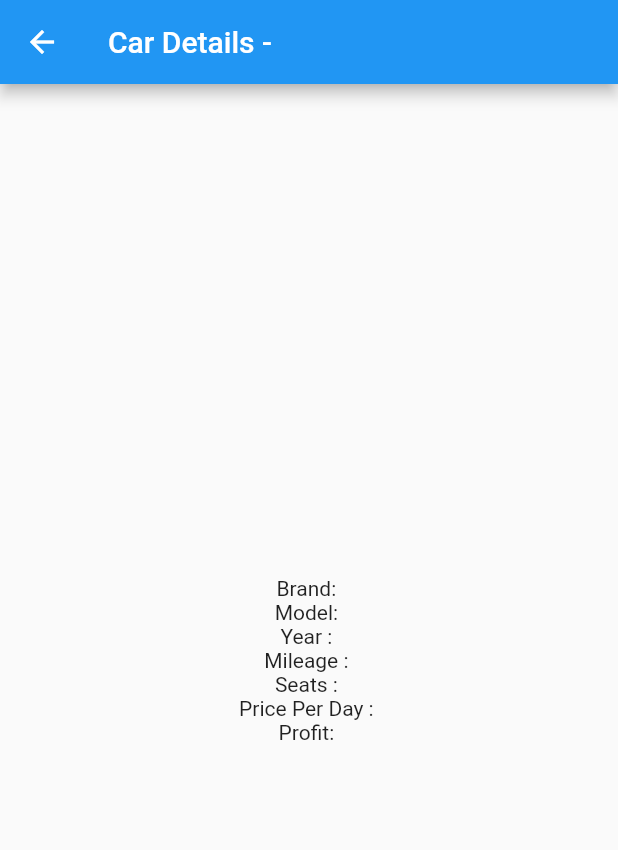
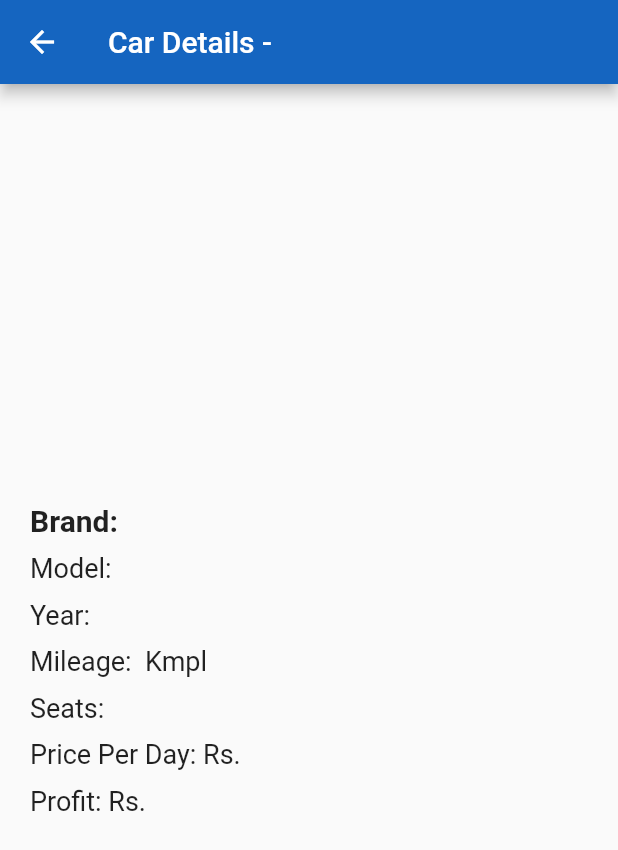
Before and after one commit to bhargavp2004/rent_car, a Flutter app: the CarDetails screen opened directly with empty values, on a phone screen of 412 x 824 dp. Shown: the top 850 px of the screen. Run offline on Flutter 3.47's test engine with Material 2 defaults, Android fonts, the phone set to English and light mode, and no system bars; our stand-ins replace cloud_firestore, firebase_auth, firebase_core, firebase_storage, flutter_spinkit, image_picker and 2 more; missing offline and left inert: confirm_dialog, quantupi; accounts and stored records are empty.

Commit message:
Minor Ui Changes

```diff
--- a/lib/main.dart
+++ b/lib/main.dart
@@ -78,7 +78,7 @@ class _MyAppState extends State<MyApp> {
   Widget build(BuildContext context) {
     return MaterialApp(
       debugShowCheckedModeBanner: false,
-      title: 'CAR RENTAL',
+      title: 'Pals On Wheels',
       theme: customTheme,
       // theme: ThemeData(useMaterial3: true, customTheme),
       home: (isLoading.compareTo('loading')==0?SpinKitWaveSpinner(color: Colors.deepPurple.shade200):(isLoading.compareTo('admin')==0?MyHomePage():(isLoading.compareTo('user')==0?MyHomePage_User():(isLoading.compareTo('signin')==0?SignInPage():null)))),
--- a/lib/pages/cardetails.dart
+++ b/lib/pages/cardetails.dart
@@ -1,9 +1,10 @@
 import 'package:flutter/material.dart';
 import 'package:cloud_firestore/cloud_firestore.dart';
-import 'package:intl/intl.dart';
-import 'package:syncfusion_flutter_datepicker/datepicker.dart';
+import 'package:rent_car/pages/theme.dart';
+
 class CarDetails extends StatefulWidget {
   final String carId;
+
   CarDetails({required this.carId});
 
   @override
@@ -26,8 +27,6 @@ class _CarDetailsState extends State<CarDetails> {
 
   @override
   Widget build(BuildContext context) {
-
-
     return FutureBuilder<DocumentSnapshot<Map<String, dynamic>>>(
       future: _carDetails,
       builder: (context, snapshot) {
@@ -44,8 +43,6 @@ class _CarDetailsState extends State<CarDetails> {
           return Center(child: Text('Car not found'));
         }
 
-        // Now you have the carData, you can use it to display details
-        // For example, to display brand and model:
         var brand = carData['brand'];
         var model = carData['model'];
         var year = carData['year'];
@@ -53,25 +50,52 @@ class _CarDetailsState extends State<CarDetails> {
         var seats = carData['seats'];
         var price = carData['price_per_day'];
         var profit = carData['profit'];
-        // print(carData['available_dates'].toList().forEach((e){print(DateTime.fromMillisecondsSinceEpoch(e.seconds * 1000, isUtc: true)
-        // );}));
-        // print(carData['available_dates'].toList().length);
+
         return Scaffold(
           appBar: AppBar(
             title: Text('Car Details - ${widget.carId}'),
+            backgroundColor: customTheme.primaryColor,
           ),
-          // body: ListView.builder(itemBuilder: (context, index){return Te}, itemCount: 5,),
-          body: Center(
+          body: Padding(
+            padding: const EdgeInsets.all(20.0),
             child: Column(
               mainAxisAlignment: MainAxisAlignment.center,
+              crossAxisAlignment: CrossAxisAlignment.start,
               children: [
-                Text('Brand: $brand'),
-                Text('Model: $model'),
-                Text('Year : $year'),
-                Text('Mileage : $mileage'),
-                Text('Seats : $seats'),
-                Text('Price Per Day : $price'),
-                Text('Profit: $profit'),
+                Text(
+                  'Brand: $brand',
+                  style: TextStyle(fontSize: 20, fontWeight: FontWeight.bold),
+                ),
+                SizedBox(height: 10),
+                Text(
+                  'Model: $model',
+                  style: TextStyle(fontSize: 18),
+                ),
+                SizedBox(height: 10),
+                Text(
+                  'Year: $year',
+                  style: TextStyle(fontSize: 18),
+                ),
+                SizedBox(height: 10),
+                Text(
+                  'Mileage: $mileage Kmpl',
+                  style: TextStyle(fontSize: 18),
+                ),
+                SizedBox(height: 10),
+                Text(
+                  'Seats: $seats',
+                  style: TextStyle(fontSize: 18),
+                ),
+                SizedBox(height: 10),
+                Text(
+                  'Price Per Day: Rs. $price',
+                  style: TextStyle(fontSize: 18),
+                ),
+                SizedBox(height: 10),
+                Text(
+                  'Profit: Rs. $profit',
+                  style: TextStyle(fontSize: 18),
+                ),
               ],
             ),
           ),
--- a/lib/pages/cardetails_user.dart
+++ b/lib/pages/cardetails_user.dart
@@ -4,6 +4,7 @@ import 'package:cloud_firestore/cloud_firestore.dart';
 import 'package:intl/intl.dart';
 import 'package:lottie/lottie.dart';
 import 'package:syncfusion_flutter_datepicker/datepicker.dart';
+import 'theme.dart';
 class CarDetails_User extends StatefulWidget {
   final String carId;
   CarDetails_User({required this.carId});
@@ -157,6 +158,7 @@ class _CarDetails_UserState extends State<CarDetails_User> {
         return Scaffold(
           appBar: AppBar(
             title: Text('Car Details - ${widget.carId}'),
+            backgroundColor : customTheme.primaryColor,
           ),
           // body: ListView.builder(itemBuilder: (context, index){return Te}, itemCount: 5,),
           body: Center(
@@ -188,6 +190,8 @@ class _CarDetails_UserState extends State<CarDetails_User> {
                   child: ElevatedButton(
                     onPressed: () => _showDatePickerDialog(context),
                     child: Text('Pick Dates'),
+                    style : ElevatedButton.styleFrom(backgroundColor : customTheme.primaryColor)
+
                   ),
                 ),
                 Padding(
@@ -204,6 +208,7 @@ class _CarDetails_UserState extends State<CarDetails_User> {
                       }
                     },
                     child: Text('Book Now !'),
+                    style : ElevatedButton.styleFrom(backgroundColor : customTheme.primaryColor)
                   ),
                 ),
               ],
--- a/lib/pages/cargriditem.dart
+++ b/lib/pages/cargriditem.dart
@@ -2,6 +2,7 @@ import 'package:flutter/material.dart';
 import 'package:cloud_firestore/cloud_firestore.dart';
 import 'cardetails.dart';
 import 'carupdateform.dart';
+import 'theme.dart';
 
 class CarGridItem extends StatelessWidget {
   final String carId;
@@ -77,10 +78,10 @@ class CarGridItem extends StatelessWidget {
                         );
                       },
                       child: Text("View More"),
+                      style : ElevatedButton.styleFrom(backgroundColor: customTheme.primaryColor),
                     ),
                     ElevatedButton(
                       onPressed: () {
-                        // Call the deletePost function when the button is pressed
                         deletePost(carId);
                       },
                       style: ElevatedButton.styleFrom(
--- a/lib/pages/cargriditem_user.dart
+++ b/lib/pages/cargriditem_user.dart
@@ -1,5 +1,6 @@
 import 'package:flutter/material.dart';
 import 'cardetails_user.dart';
+import 'theme.dart';
 
 class CarGridItem_User extends StatelessWidget {
   final String carId;
@@ -50,7 +51,8 @@ class CarGridItem_User extends StatelessWidget {
                       onPressed: (){
                         Navigator.push(context, MaterialPageRoute(builder: (context) => CarDetails_User(carId: carId),));
                       },
-                      child: Text("View More")
+                      child: Text("View More"),
+                      style : ElevatedButton.styleFrom(backgroundColor : customTheme.primaryColor)
                   ),
                 ],
               ),
--- a/lib/pages/cargridpage.dart
+++ b/lib/pages/cargridpage.dart
@@ -2,13 +2,16 @@ import 'package:firebase_auth/firebase_auth.dart';
 import 'package:flutter/material.dart';
 import 'package:cloud_firestore/cloud_firestore.dart';
 import 'cargriditem.dart';
+import 'theme.dart';
 
 class CarGridPage extends StatelessWidget {
   @override
   Widget build(BuildContext context) {
     return Scaffold(
       appBar: AppBar(
-        title: Text('Car Grid'),
+        title: Text('Your Posts'),
+        centerTitle: true,
+        backgroundColor: customTheme.primaryColor,
       ),
       body: StreamBuilder(
         stream: FirebaseFirestore.instance
--- a/lib/pages/carupdateform.dart
+++ b/lib/pages/carupdateform.dart
@@ -7,6 +7,8 @@ import 'package:firebase_storage/firebase_storage.dart';
 import 'package:cloud_firestore/cloud_firestore.dart';
 import 'package:rent_car/pages/home.dart';
 import 'package:syncfusion_flutter_datepicker/datepicker.dart';
+
+import 'theme.dart';
 
 class UpdateCarForm extends StatefulWidget {
   final String carId;
@@ -210,6 +212,7 @@ class _UpdateCarFormState extends State<UpdateCarForm> {
     return Scaffold(
       appBar: AppBar(
         title: Text('Update Car Details'),
+        backgroundColor: customTheme.primaryColor,
       ),
       body: Padding(
         padding: const EdgeInsets.all(16.0),
@@ -253,6 +256,7 @@ class _UpdateCarFormState extends State<UpdateCarForm> {
                 child: ElevatedButton(
                   onPressed: () => _showDatePickerDialog(context),
                   child: Text('Pick Dates'),
+                  style: ElevatedButton.styleFrom(backgroundColor: customTheme.primaryColor),
                 ),
               ),
               Padding(
@@ -303,6 +307,7 @@ class _UpdateCarFormState extends State<UpdateCarForm> {
               ElevatedButton(
                 onPressed: _pickImage,
                 child: Text('Select Image'),
+                style: ElevatedButton.styleFrom(backgroundColor: customTheme.primaryColor),
               ),
               SizedBox(height: 10),
               if (_imageUrl != null && Uri.parse(_imageUrl!).isAbsolute)
@@ -332,6 +337,7 @@ class _UpdateCarFormState extends State<UpdateCarForm> {
               ElevatedButton(
                 onPressed: _updateCarDetails,
                 child: Text('Update Car'),
+                style: ElevatedButton.styleFrom(backgroundColor : customTheme.primaryColor),
               ),
             ],
           ),
--- a/lib/pages/home.dart
+++ b/lib/pages/home.dart
@@ -25,7 +25,8 @@ class _MyHomePageState extends State<MyHomePage> {
   Widget build(BuildContext context) {
     return Scaffold(
       appBar: AppBar(
-        title: Text('Flutter UI Example'),
+        title: Text('Pals On Wheels'),
+        centerTitle: true,
         backgroundColor: customTheme.primaryColor,
       ),
       body: Container(
--- a/lib/pages/home_user.dart
+++ b/lib/pages/home_user.dart
@@ -33,8 +33,8 @@ class _MyHomePage_UserState extends State<MyHomePage_User> {
     // print(filter);
     return Scaffold(
       appBar: AppBar(
-        backgroundColor: Colors.deepPurple.shade200,
-        title: Text('Flutter UI Example'),
+        backgroundColor: customTheme.primaryColor,
+        title: Text('Pals On Wheels'),
         actions: [
           IconButton(onPressed: (){setState(() {Navigator.push(context, CupertinoPageRoute(builder: (context) => Filter_Posts.Filter(), settings: RouteSettings(arguments: {
             'filter': filter,
--- a/lib/pages/login.dart
+++ b/lib/pages/login.dart
@@ -6,6 +6,7 @@ import 'package:rent_car/pages/home.dart';
 import 'signup.dart';
 import 'dart:core';
 import 'login_user.dart';
+import 'theme.dart';
 
 class SignInPage extends StatefulWidget {
   @override
@@ -76,8 +77,9 @@ class _SignInPageState extends State<SignInPage> {
   Widget build(BuildContext context) {
     return Scaffold(
       appBar: AppBar(
-        title: Text('Sign In'),
+        title: Text('Admin Sign In'),
         centerTitle: true,
+        backgroundColor : customTheme.primaryColor,
       ),
       body: Center(
         child: Padding(
@@ -110,6 +112,7 @@ class _SignInPageState extends State<SignInPage> {
                   SignIn(context);
                 },
                 child: Text('Sign In as Admin'),
+                style : ElevatedButton.styleFrom(backgroundColor : customTheme.primaryColor)
               ),
               CupertinoButton(
                 child: Text('Create an Admin Account'),
@@ -131,6 +134,7 @@ class _SignInPageState extends State<SignInPage> {
                       CupertinoPageRoute(
                           builder: (context) => SignInPage_User()));
                 },
+
               ),
             ],
           ),
--- a/lib/pages/login_user.dart
+++ b/lib/pages/login_user.dart
@@ -7,6 +7,7 @@ import 'package:rent_car/pages/home_user.dart';
 import 'signup.dart';
 import 'dart:core';
 import 'login.dart';
+import 'theme.dart';
 
 class SignInPage_User extends StatefulWidget {
   @override
@@ -79,6 +80,7 @@ class _SignInPage_UserState extends State<SignInPage_User> {
       appBar: AppBar(
         title: Text('Sign In'),
         centerTitle: true,
+        backgroundColor: customTheme.primaryColor
         // actionsIconTheme: IconThemeData(Icons.add,),
 
         // actionsIconTheme: ,
@@ -114,9 +116,11 @@ class _SignInPage_UserState extends State<SignInPage_User> {
                   SignIn(context);
                 },
                 child: Text('Sign In as User'),
+                style : ElevatedButton.styleFrom(backgroundColor: customTheme.primaryColor)
               ),
               CupertinoButton(
                 child: Text('Create an User Account'),
+
                 onPressed: () {
                   Navigator.pushReplacement(
                       context,
@@ -128,6 +132,7 @@ class _SignInPage_UserState extends State<SignInPage_User> {
               ),
               CupertinoButton(
                 child: Text('are you an admin?'),
+
                 onPressed: () {
                   Navigator.pushReplacement(context, MaterialPageRoute(builder: (context)=>SignInPage()));
                 },
--- a/lib/pages/myposts.dart
+++ b/lib/pages/myposts.dart
@@ -1,5 +1,6 @@
 import 'package:flutter/material.dart';
 import 'package:cloud_firestore/cloud_firestore.dart';
+import 'theme.dart';
 
 class MyPosts extends StatelessWidget {
   @override
@@ -7,6 +8,7 @@ class MyPosts extends StatelessWidget {
     return Scaffold(
       appBar: AppBar(
         title: Text('My Posts'),
+        backgroundColor: customTheme.primaryColor,
       ),
       body: StreamBuilder(
         stream: FirebaseFirestore.instance.collection('cars').snapshots(),
@@ -17,20 +19,16 @@ class MyPosts extends StatelessWidget {
             );
           }
 
-          // Extract the list of cars from the snapshot
           final cars = snapshot.data?.docs;
 
-          // Build a ListView to display the cars
           return ListView.builder(
             itemCount: cars?.length,
             itemBuilder: (context, index) {
               final car = cars?[index].data() as Map<String, dynamic>;
 
-              // Customize how you want to display the car details
               return ListTile(
                 title: Text('Brand: ${car['brand']}'),
                 subtitle: Text('Model: ${car['model']}'),
-                // Add more details as needed
               );
             },
           );
--- a/lib/pages/signup.dart
+++ b/lib/pages/signup.dart
@@ -5,6 +5,7 @@ import 'package:rent_car/pages/login_user.dart';
 import 'login.dart';
 import 'dart:developer';
 import 'package:firebase_auth/firebase_auth.dart';
+import 'theme.dart';
 
 class SignUpScreen extends StatefulWidget {
   @override
@@ -105,6 +106,7 @@ class _SignUpScreenState extends State<SignUpScreen> {
       appBar: AppBar(
         title: Text('Sign Up'),
         centerTitle: true,
+        backgroundColor: customTheme.primaryColor
       ),
       body: Center(
         child: Padding(
@@ -138,6 +140,7 @@ class _SignUpScreenState extends State<SignUpScreen> {
                 onPressed: () {
                   createAccount(context);
                 },
+                style : ElevatedButton.styleFrom(backgroundColor : customTheme.primaryColor),
                 child: Text('Sign Up'),
               ),
               CupertinoButton(
--- a/lib/pages/theme.dart
+++ b/lib/pages/theme.dart
@@ -1,5 +1,5 @@
 import 'package:flutter/material.dart';
 
 final ThemeData customTheme = ThemeData(
-  primaryColor: Colors.blue.shade800// Set your primary color here
+  primaryColor: Colors.blue.shade800
 );
```
Also changed, not shown: lib/pages/addpost.dart (+5 -16 lines).
